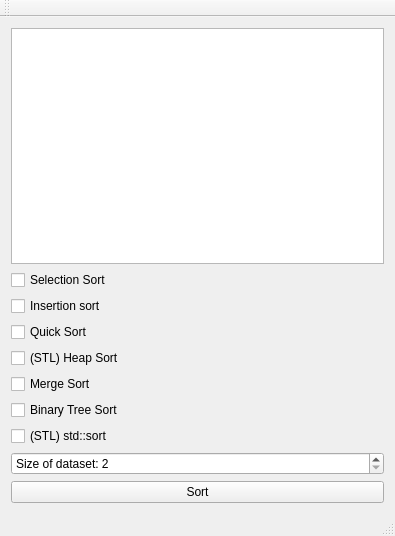
First picture: the form in Oblig3/Application/mainwindow.ui, repository Skau/ADS101Obliger, before the edit.
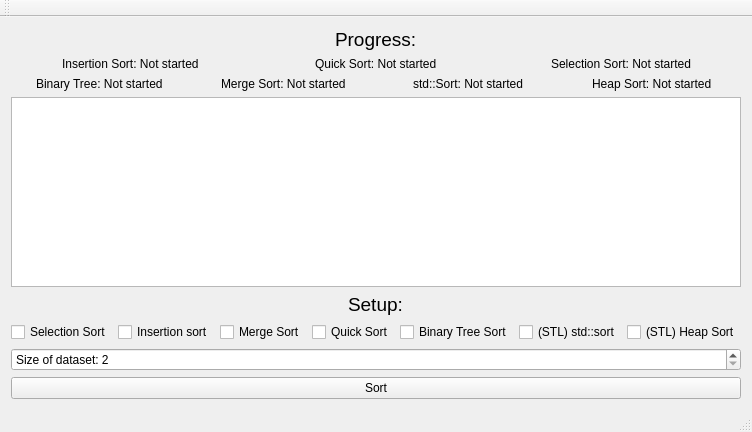
Second picture: the form after the edit.

What changed in the file:
```diff
--- a/Oblig3/Application/mainwindow.ui
+++ b/Oblig3/Application/mainwindow.ui
@@ -6,8 +6,8 @@
    <rect>
     <x>0</x>
     <y>0</y>
-    <width>395</width>
-    <height>536</height>
+    <width>688</width>
+    <height>432</height>
    </rect>
   </property>
   <property name="windowTitle">
@@ -15,12 +15,92 @@
   </property>
   <widget class="QWidget" name="centralWidget">
    <layout class="QVBoxLayout" name="verticalLayout">
+    <item alignment="Qt::AlignHCenter">
+     <widget class="QLabel" name="progressLabelTitle">
+      <property name="font">
+       <font>
+        <pointsize>14</pointsize>
+       </font>
+      </property>
+      <property name="text">
+       <string>Progress:</string>
+      </property>
+     </widget>
+    </item>
+    <item>
+     <layout class="QHBoxLayout" name="progressLayout1">
+      <item alignment="Qt::AlignHCenter">
+       <widget class="QLabel" name="plabel_Insertion">
+        <property name="text">
+         <string>Insertion Sort: Not started</string>
+        </property>
+       </widget>
+      </item>
+      <item alignment="Qt::AlignHCenter">
+       <widget class="QLabel" name="plabel_Quick">
+        <property name="text">
+         <string>Quick Sort: Not started</string>
+        </property>
+       </widget>
+      </item>
+      <item alignment="Qt::AlignHCenter">
+       <widget class="QLabel" name="plabel_Selection">
+        <property name="text">
+         <string>Selection Sort: Not started</string>
+        </property>
+       </widget>
+      </item>
+     </layout>
+    </item>
+    <item>
+     <layout class="QHBoxLayout" name="progressLayout2">
+      <item alignment="Qt::AlignHCenter">
+       <widget class="QLabel" name="plabel_BT">
+        <property name="text">
+         <string>Binary Tree: Not started</string>
+        </property>
+       </widget>
+      </item>
+      <item alignment="Qt::AlignHCenter">
+       <widget class="QLabel" name="plabel_Merge">
+        <property name="text">
+         <string>Merge Sort: Not started</string>
+        </property>
+       </widget>
+      </item>
+      <item alignment="Qt::AlignHCenter">
+       <widget class="QLabel" name="plabel_stdSort">
+        <property name="text">
+         <string>std::Sort: Not started</string>
+        </property>
+       </widget>
+      </item>
+      <item alignment="Qt::AlignHCenter">
+       <widget class="QLabel" name="plabel_Heap">
+        <property name="text">
+         <string>Heap Sort: Not started</string>
+        </property>
+       </widget>
+      </item>
+     </layout>
+    </item>
     <item>
      <widget class="QListWidget" name="timeTakenList"/>
     </item>
-    <item>
-     <layout class="QHBoxLayout" name="horizontalLayout"/>
+    <item alignment="Qt::AlignHCenter">
+     <widget class="QLabel" name="checkBoxLabelTitle">
+      <property name="font">
+       <font>
+        <pointsize>14</pointsize>
+       </font>
+      </property>
+      <property name="text">
+       <string>Setup:</string>
+      </property>
+     </widget>
     </item>
+    <item>
+     <layout class="QHBoxLayout" name="checkBoxLayout1">
     <item>
      <widget class="QCheckBox" name="selectionCheckBox">
       <property name="text">
@@ -28,27 +108,13 @@
       </property>
      </widget>
     </item>
-    <item>
+      <item alignment="Qt::AlignHCenter">
      <widget class="QCheckBox" name="insertionCheckBox">
       <property name="text">
        <string>Insertion sort</string>
       </property>
      </widget>
     </item>
-    <item>
-     <widget class="QCheckBox" name="quickCheckBox">
-      <property name="text">
-       <string>Quick Sort</string>
-      </property>
-     </widget>
-    </item>
-    <item>
-     <widget class="QCheckBox" name="heapCheckBox">
-      <property name="text">
-       <string>(STL) Heap Sort</string>
-      </property>
-     </widget>
-    </item>
     <item>
      <widget class="QCheckBox" name="mergeCheckBox">
       <property name="text">
@@ -56,6 +122,13 @@
       </property>
      </widget>
     </item>
+      <item alignment="Qt::AlignHCenter">
+       <widget class="QCheckBox" name="quickCheckBox">
+        <property name="text">
+         <string>Quick Sort</string>
+        </property>
+       </widget>
+      </item>
     <item>
      <widget class="QCheckBox" name="binaryTreeCheckBox">
       <property name="text">
@@ -71,6 +144,15 @@
      </widget>
     </item>
     <item>
+       <widget class="QCheckBox" name="heapCheckBox">
+        <property name="text">
+         <string>(STL) Heap Sort</string>
+        </property>
+       </widget>
+      </item>
+     </layout>
+    </item>
+    <item>
      <widget class="QSpinBox" name="sizeSpinBox">
       <property name="suffix">
        <string/>
```
Left out of the diff: 2 changed lines with no effect on the pictures. Lines whose indentation alone changed are shown as unchanged.
